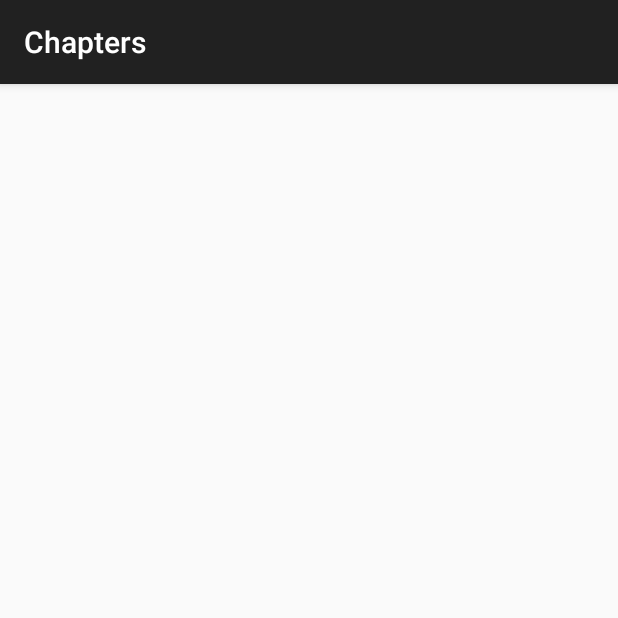
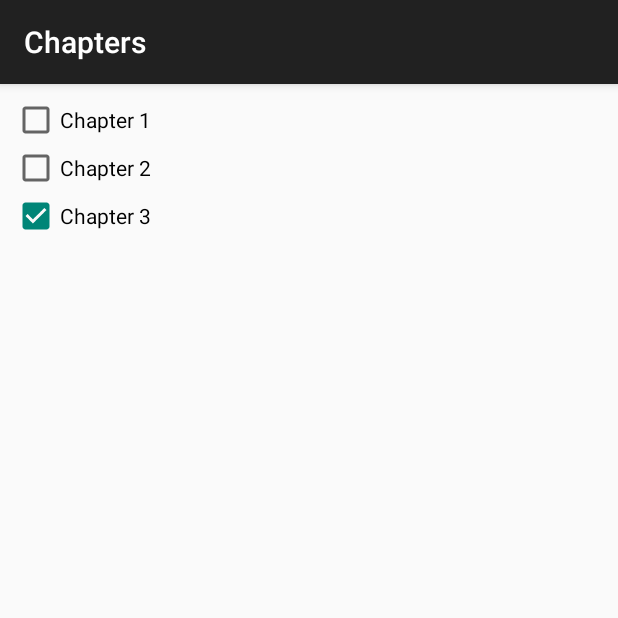
Before and after one commit to Konsttakis/CourseAndroidDev, an Android app: the ChaptersActivity screen opened directly, with no data from a screen before it, on a phone screen of 412 x 824 dp, the top half of it. Run offline under Robolectric (Android 15) with nearby library versions, the phone set to English and light mode, and no system bars.

Commit message:
Made chaptersActivity work with the first item of the first field

```diff
--- a/app/src/main/java/com/example/maintabviews/Chapter.java
+++ b/app/src/main/java/com/example/maintabviews/Chapter.java
@@ -22,4 +22,8 @@ public class Chapter {
     public boolean isCompleted() {
         return isCompleted;
     }
+
+    public void updateCompleted(boolean completed) {
+        isCompleted = completed;
+    }
 }
--- a/app/src/main/java/com/example/maintabviews/ChapterAdapter.java
+++ b/app/src/main/java/com/example/maintabviews/ChapterAdapter.java
@@ -3,7 +3,7 @@ package com.example.maintabviews;
 import android.view.LayoutInflater;
 import android.view.View;
 import android.view.ViewGroup;
-import android.widget.RadioButton;
+import android.widget.CheckBox;
 import android.widget.TextView;
 
 import androidx.annotation.NonNull;
@@ -29,11 +29,13 @@ public class ChapterAdapter extends RecyclerView.Adapter<ChapterAdapter.ViewHold
     @Override
     public void onBindViewHolder(@NonNull ViewHolder holder, int position) {
         Chapter chapter = chapterList.get(position);
-        holder.chapterName.setText(chapter.getName());
-        holder.radioButton.setChecked(position == selectedPosition);
-        holder.radioButton.setOnClickListener(v -> {
-            selectedPosition = holder.getAdapterPosition();
-            notifyDataSetChanged();
+        holder.checkBox.setText(chapter.getName());
+        holder.checkBox.setChecked(chapter.isCompleted());
+        holder.checkBox.setOnClickListener(v -> {
+            boolean isChecked = holder.checkBox.isChecked();
+            chapter.updateCompleted(isChecked);
+            notifyItemChanged(position);
+//          Needs to change the isCompleted value of the chapter to what is actually selected
         });
     }
 
@@ -43,13 +45,13 @@ public class ChapterAdapter extends RecyclerView.Adapter<ChapterAdapter.ViewHold
     }
 
     public static class ViewHolder extends RecyclerView.ViewHolder {
-        TextView chapterName;
-        RadioButton radioButton;
+        String chapterName;
+        CheckBox checkBox;
 
         public ViewHolder(@NonNull View itemView) {
             super(itemView);
-            chapterName = itemView.findViewById(R.id.chapterName);
-            radioButton = itemView.findViewById(R.id.radioButton);
+//            chapterName = itemView.findViewById(R.id.checkbox.text);
+            checkBox = itemView.findViewById(R.id.checkbox);
         }
     }
 }
--- a/app/src/main/java/com/example/maintabviews/ChaptersActivity.java
+++ b/app/src/main/java/com/example/maintabviews/ChaptersActivity.java
@@ -19,8 +19,6 @@ public class ChaptersActivity extends AppCompatActivity {
         // Receive subject name passed via Intent
         String subjectName = getIntent().getStringExtra("subject_name");
 
-        // Retrieve chapters for the subjectName from your data source
-        // Assuming you have a method to get chapters by subject name
         List<Chapter> chapterList = getChaptersForSubject(subjectName);
 
         // Set up RecyclerView
@@ -30,12 +28,21 @@ public class ChaptersActivity extends AppCompatActivity {
         recyclerView.setAdapter(adapter);
     }
 
-    // Method to retrieve chapters for the subjectName from your data source
+    // Method to retrieve chapters for the subjectName from data source
     private List<Chapter> getChaptersForSubject(String subjectName) {
 
         Chapter chapter1 = new Chapter("Μαθηματικά" , "Chapter 1", false);
         Chapter chapter2 = new Chapter("Μαθηματικά" , "Chapter 2", false);
         Chapter chapter3 = new Chapter("Μαθηματικά", "Chapter 3", true);
-        return new ArrayList<>(); // Placeholder, replace with actual implementation
+
+        List<Chapter> chapters = new ArrayList<>();
+        chapters.add(chapter1);
+        chapters.add(chapter2);
+        chapters.add(chapter3);
+
+        return chapters; // Placeholder, replace with actual implementation
     }
+
+
+
 }
--- a/app/src/main/java/com/example/maintabviews/SubjectAdapter.java
+++ b/app/src/main/java/com/example/maintabviews/SubjectAdapter.java
@@ -30,9 +30,7 @@ public class SubjectAdapter extends RecyclerView.Adapter<SubjectAdapter.ItemView
     @Override
     public void onBindViewHolder(@NonNull ItemViewHolder holder, int position) {
         Subject subject = subjectList.get(position);
-//        holder.iconImageView.setImageResource(subject.getIcon());
         holder.nameTextView.setText(subject.getName());
-//        holder.descriptionTextView.setText(subject.getDescription());
 
         holder.itemView.setOnClickListener(new View.OnClickListener() {
             @Override
--- a/app/src/main/java/com/example/maintabviews/SubjectManager.java
+++ b/app/src/main/java/com/example/maintabviews/SubjectManager.java
@@ -28,7 +28,7 @@ public class SubjectManager {
     }
 
     private void initializeFields() {
-        field1.add(new Subject("Item 1", new ArrayList<>()));
+        field1.add(new Subject("Μαθηματικά", new ArrayList<>()));
         field1.add(new Subject("Item 1", new ArrayList<>()));
         field1.add(new Subject("Item 1", new ArrayList<>()));
         field1.add(new Subject("Item 1", new ArrayList<>()));
--- a/app/src/main/res/layout/chapter.xml
+++ b/app/src/main/res/layout/chapter.xml
@@ -4,14 +4,14 @@
     android:layout_height="wrap_content"
     android:orientation="horizontal">
 
-    <RadioButton
-        android:id="@+id/radioButton"
+    <CheckBox
+        android:id="@+id/checkbox"
         android:layout_width="wrap_content"
         android:layout_height="wrap_content" />
 
-    <TextView
-        android:id="@+id/chapterName"
-        android:layout_width="wrap_content"
-        android:layout_height="wrap_content" />
 
 </LinearLayout>
+<!--<TextView-->
+<!--android:id="@+id/chapterName"-->
+<!--android:layout_width="wrap_content"-->
+<!--android:layout_height="wrap_content" />-->
```
